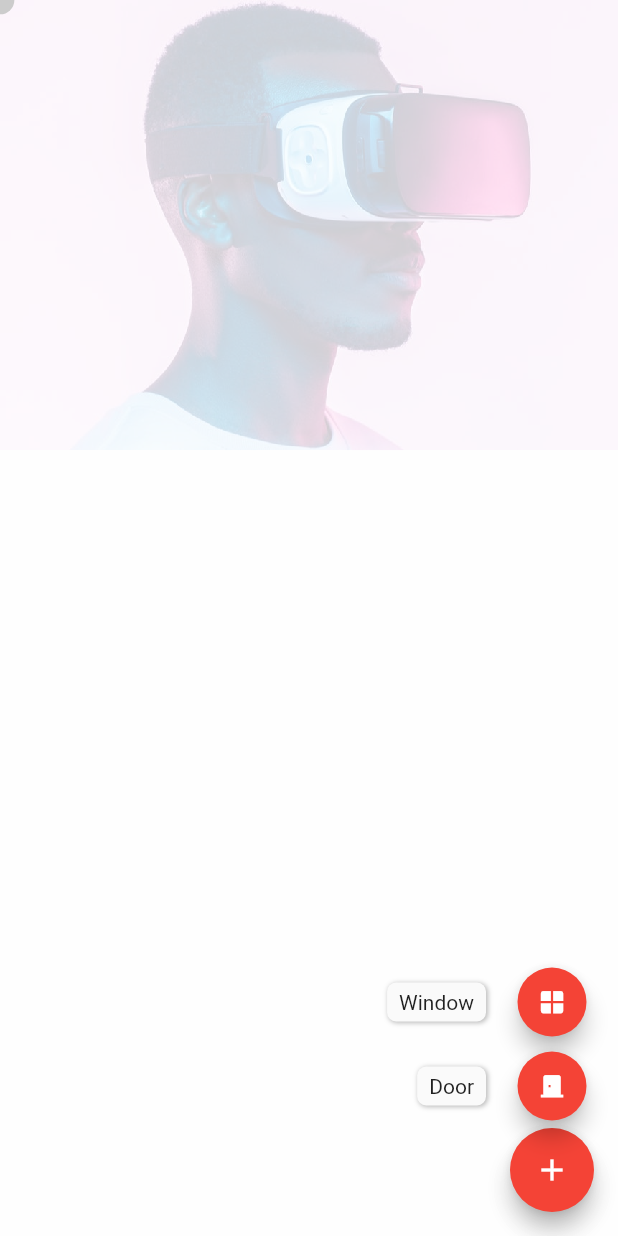
After one commit to Tim-HW/Floorplan-to-3D-Flutter, a Flutter app: the DrawImage screen opened directly, after a tap on the "add" icon, on a phone screen of 412 x 824 dp. The commit adds this screen. Run offline on Flutter 3.47's test engine with Material 2 defaults, Android fonts, the phone set to English and light mode, and no system bars; drawn by our look-alikes of flutter_speed_dial; our stand-ins replace email_validator, file_picker; missing offline and left inert: document_scanner_flutter, flutter_file_downloader, model_viewer.

Commit message:
drawer added putain XD

```diff
--- /dev/null
+++ b/lib/draw.dart
@@ -0,0 +1,132 @@
+//import 'dart:html';
+//import 'dart:io' as io;
+import 'dart:ui' as ui;
+import 'package:flutter/material.dart';
+//import 'package:http/http.dart';
+//import 'package:image_painter/image_painter.dart';
+//import 'package:path_provider/path_provider.dart';
+//import 'package:image/image.dart' as image;
+import 'package:flutter/services.dart';
+//import 'dart:typed_data';
+import 'package:flutter_speed_dial/flutter_speed_dial.dart';
+
+class FacePainter extends CustomPainter{
+  FacePainter(this.image,this.position);
+
+  final ui.Image image;
+  final Offset position;
+
+
+
+
+  void paint(Canvas canvas, Size size){
+    canvas.drawImage(image, Offset.zero, Paint());
+    //for(var i = 0 ; i < face.length; i++)
+    //{
+    //  canvas.drawRect(face[i], Paint());
+    //}
+    canvas.drawCircle(position, 20, Paint());
+
+
+  }
+  @override
+  bool shouldRepaint(FacePainter oldDelegate){
+
+    if(image != oldDelegate.image || position != oldDelegate.position)
+    {return true;}
+    else
+    {return false;}
+  }
+}
+
+
+
+
+class DrawImage extends StatefulWidget {
+
+
+  @override
+  _DrawImageState createState() => _DrawImageState();
+}
+
+class _DrawImageState extends State<DrawImage> {
+
+  late ui.Image _Background;
+  Offset _Position = Offset(0, 0);
+
+  @override
+  void initState() {
+  _asyncInit();
+
+}
+
+  Future<void> _asyncInit() async {
+    final image = await loadImage('./assets/VR.png');
+    setState(() {
+      _Background = image;
+    });
+  }
+
+  Future<ui.Image> loadImage(imageString) async {
+    ByteData bd = await rootBundle.load(imageString);
+    // ByteData bd = await rootBundle.load("graphics/bar-1920×1080.jpg");
+    final Uint8List bytes = Uint8List.view(bd.buffer);
+    final ui.Codec codec = await ui.instantiateImageCodec(bytes);
+    final ui.Image image = (await codec.getNextFrame()).image;
+    return image;
+    // setState(() => imageStateVarible = image);
+  }
+
+
+  void _getTapPosition(TapDownDetails details) async
+  {
+    final tapPosition = details.globalPosition;
+    setState(() {
+      _Position = tapPosition;
+      print(_Position);
+    });
+  }
+
+
+
+  Widget build(BuildContext context) {
+    return
+    Scaffold(
+      body:
+      GestureDetector(
+      onTapDown: (details) => _getTapPosition(details),
+        child:
+          FittedBox(
+          child:
+          SizedBox(
+            width: _Background.width.toDouble(),
+            height: _Background.height.toDouble(),
+            child:
+              CustomPaint(
+                painter: FacePainter(_Background,_Position),
+          ),
+        ),
+      ),
+    ),
+floatingActionButton: SpeedDial(
+         icon: Icons.add,
+         backgroundColor: Colors.red,
+
+         children: [
+           SpeedDialChild(
+             child: const Icon(Icons.door_back_door,color: Colors.white),
+             label: 'Door',
+             backgroundColor: Colors.red,
+             onTap: () {},
+           ),
+           SpeedDialChild(
+             child: const Icon(Icons.window,color: Colors.white),
+             label: 'Window',
+             backgroundColor: Colors.red,
+             onTap: () {},
+           ),
+         ]),
+
+  );
+}
+}
--- a/pubspec.yaml
+++ b/pubspec.yaml
@@ -53,6 +53,11 @@ dependencies:
   document_scanner_flutter: ^0.2.7
   flutter_file_downloader: ^1.1.0+1
   device_info_plus: ^8.1.0
+  html: ^0.15.2
+  image_painter: ^0.5.0
+  open_file: ^2.1.1
+  image: ^3.3.0
+  flutter_speed_dial: ^6.2.0
 
 
 
```
Also changed, not shown: lib/home.dart (+11 -2 lines), lib/picture/image.dart (+22 -6 lines), pubspec.lock.
